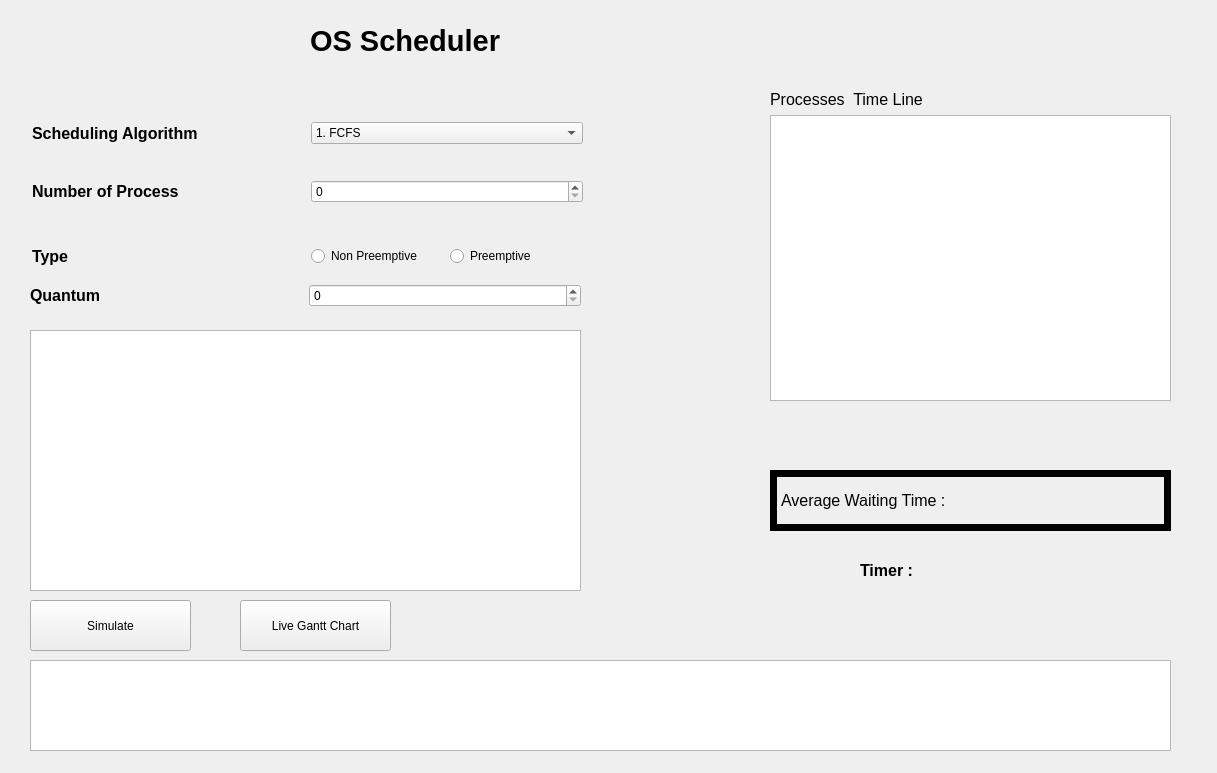
Above: OS_Process_Scheduler-main/OS_Scheduler/mainwindow.ui from ENGaliyasser/OS_Schedular_GUI before the change. Below: the same form after it.
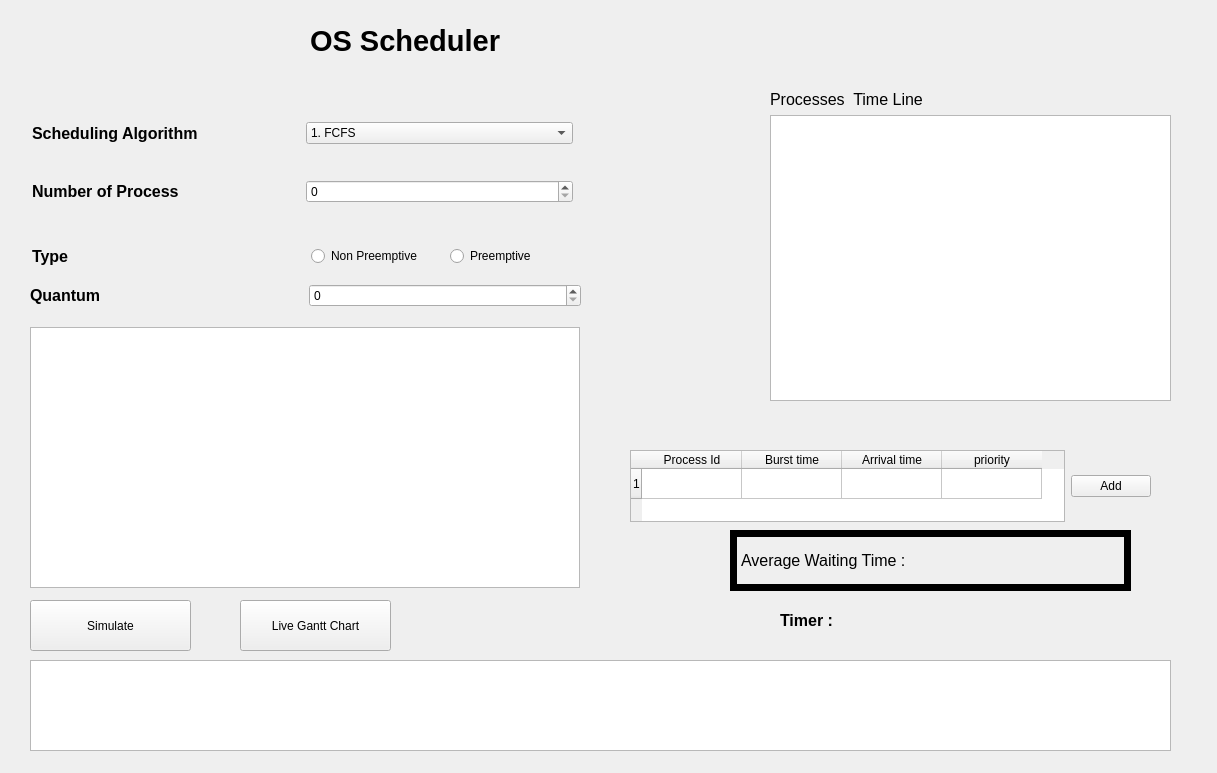
That is the form after the change.

Diff of the .ui file:
```diff
--- a/OS_Process_Scheduler-main/OS_Scheduler/mainwindow.ui
+++ b/OS_Process_Scheduler-main/OS_Scheduler/mainwindow.ui
@@ -38,7 +38,7 @@
      <rect>
       <x>32</x>
       <y>92</y>
-      <width>551</width>
+      <width>541</width>
       <height>141</height>
      </rect>
     </property>
@@ -187,8 +187,8 @@
     <property name="geometry">
      <rect>
       <x>30</x>
-      <y>330</y>
-      <width>551</width>
+      <y>327</y>
+      <width>550</width>
       <height>261</height>
      </rect>
     </property>
@@ -219,8 +219,8 @@
    <widget class="QLabel" name="avg_wait">
     <property name="geometry">
      <rect>
-      <x>770</x>
-      <y>470</y>
+      <x>730</x>
+      <y>530</y>
       <width>401</width>
       <height>61</height>
      </rect>
@@ -282,8 +282,8 @@
    <widget class="QLabel" name="timerLabel">
     <property name="geometry">
      <rect>
-      <x>970</x>
-      <y>560</y>
+      <x>860</x>
+      <y>600</y>
       <width>141</width>
       <height>41</height>
      </rect>
@@ -295,8 +295,8 @@
    <widget class="QLabel" name="label_2">
     <property name="geometry">
      <rect>
-      <x>860</x>
-      <y>550</y>
+      <x>780</x>
+      <y>600</y>
       <width>91</width>
       <height>41</height>
      </rect>
@@ -311,6 +311,56 @@
      <string>Timer :</string>
     </property>
    </widget>
+   <widget class="QWidget" name="horizontalLayoutWidget">
+    <property name="geometry">
+     <rect>
+      <x>630</x>
+      <y>450</y>
+      <width>521</width>
+      <height>72</height>
+     </rect>
+    </property>
+    <layout class="QHBoxLayout" name="horizontalLayout_7">
+     <item>
+      <widget class="QTableWidget" name="data_table_2">
+       <property name="rowCount">
+        <number>1</number>
+       </property>
+       <property name="columnCount">
+        <number>4</number>
+       </property>
+       <row/>
+       <column>
+        <property name="text">
+         <string>Process Id</string>
+        </property>
+       </column>
+       <column>
+        <property name="text">
+         <string>Burst time</string>
+        </property>
+       </column>
+       <column>
+        <property name="text">
+         <string>Arrival time</string>
+        </property>
+       </column>
+       <column>
+        <property name="text">
+         <string>priority</string>
+        </property>
+       </column>
+      </widget>
+     </item>
+     <item>
+      <widget class="QPushButton" name="AddDynamically">
+       <property name="text">
+        <string>Add</string>
+       </property>
+      </widget>
+     </item>
+    </layout>
+   </widget>
   </widget>
  </widget>
  <resources/>
```
Left out of the diff: 8 changed lines with no effect on the pictures.
